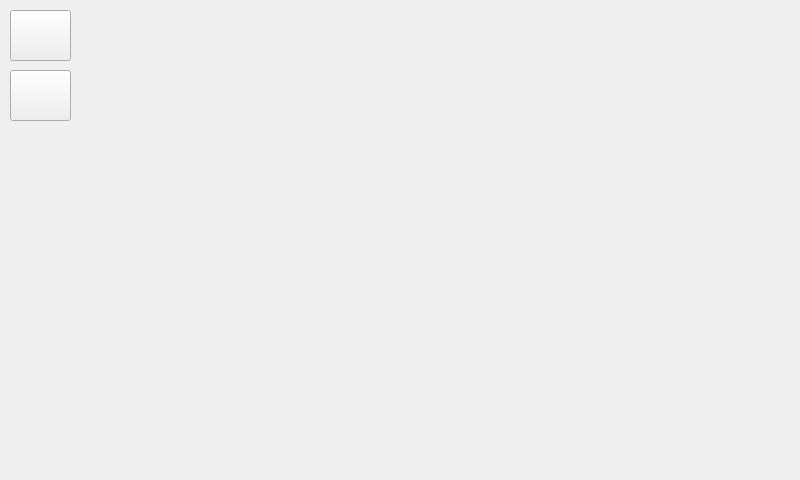
Old version of the form UI/smrr_ui/src/ui/screen_options.ui in the repository ENTC-FYP-19-G08/ismrr.
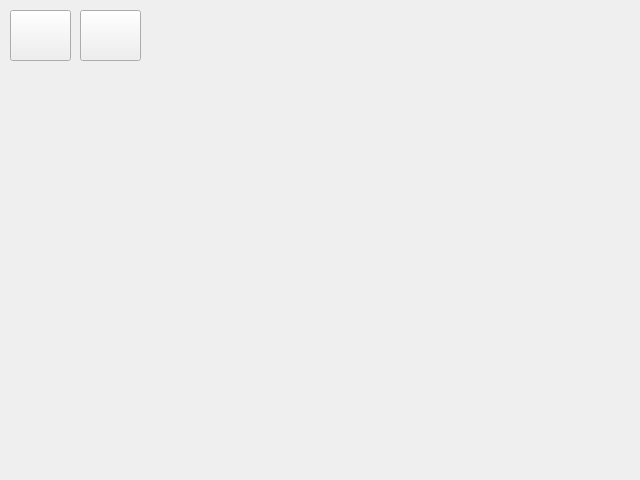
New version of the form. Icons and pictures are not drawn.

Commit message: update ui resolution 640x480

```diff
--- a/UI/smrr_ui/src/ui/screen_options.ui
+++ b/UI/smrr_ui/src/ui/screen_options.ui
@@ -6,7 +6,7 @@
    <rect>
     <x>0</x>
     <y>0</y>
-    <width>800</width>
+    <width>640</width>
     <height>480</height>
    </rect>
   </property>
@@ -48,10 +48,10 @@
   <widget class="QScrollArea" name="scrollArea">
    <property name="geometry">
     <rect>
-     <x>80</x>
-     <y>70</y>
-     <width>701</width>
-     <height>391</height>
+     <x>10</x>
+     <y>80</y>
+     <width>611</width>
+     <height>381</height>
     </rect>
    </property>
    <property name="frameShape">
@@ -65,8 +65,8 @@
      <rect>
       <x>0</x>
       <y>0</y>
-      <width>701</width>
-      <height>391</height>
+      <width>611</width>
+      <height>381</height>
      </rect>
     </property>
     <layout class="QVBoxLayout" name="scrollLayout">
@@ -95,8 +95,8 @@
   <widget class="QPushButton" name="btnHome">
    <property name="geometry">
     <rect>
-     <x>10</x>
-     <y>70</y>
+     <x>80</x>
+     <y>10</y>
      <width>61</width>
      <height>51</height>
     </rect>
```
The commit also changes 3 other files.
